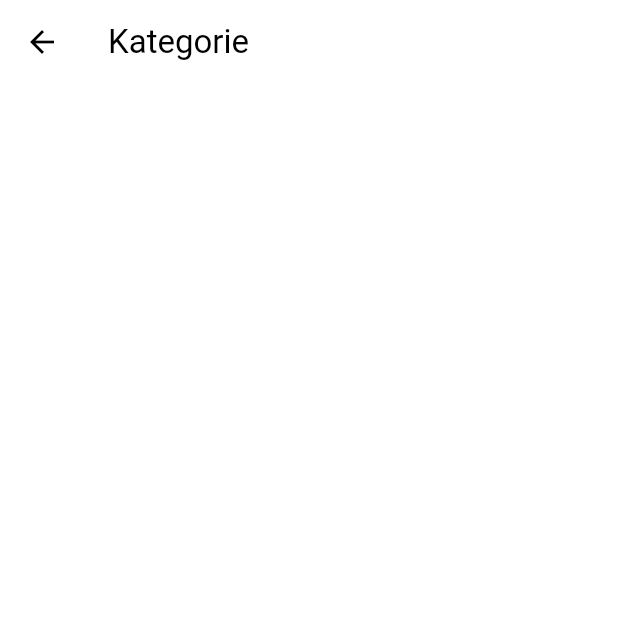
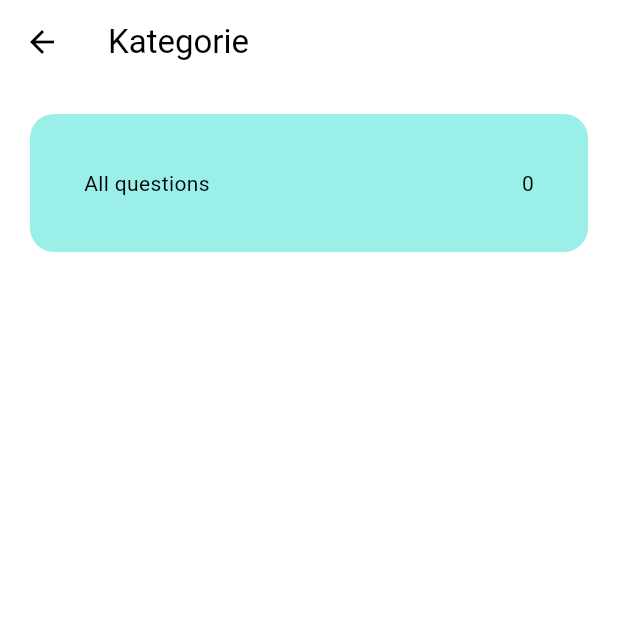
Before and after one commit to TomixUG/drivingschool, a Flutter app: the LearnQuestionsView screen opened by its route, on a phone screen of 412 x 824 dp, the top half of it. Run offline on Flutter 3.47's test engine with Material 2 defaults, Android fonts, the phone set to English and light mode, and no system bars; drawn by our look-alikes of dynamic_color; our stand-ins replace get, percent_indicator, sqflite, sqflite_common_ffi; accounts and stored records are empty; statements that could not run were skipped.

Commit message:
add every category, amount of questions in each category

```diff
--- a/lib/views/allquestions_view/learnquestions/learnquestions_view.dart
+++ b/lib/views/allquestions_view/learnquestions/learnquestions_view.dart
@@ -1,4 +1,5 @@
 import 'package:drivingschool/components/shared/custom_card.dart';
+import 'package:drivingschool/models/cat.dart';
 import 'package:drivingschool/views/allquestions_view/learnquestions/learnquestions_view_controller.dart';
 import 'package:flutter/material.dart';
 import 'package:get/get.dart';
@@ -14,11 +15,34 @@ class LearnQuestionsView extends StatelessWidget {
       appBar: AppBar(
         title: const Text("Kategorie"),
       ),
-      body: ListView.builder(
+      body: CustomScrollView(
+        slivers: [
+          SliverPadding(
+            padding: const EdgeInsets.all(20.0),
+            sliver: SliverList(
+              delegate: SliverChildListDelegate.fixed(
+                <Widget>[
+                  CustomCard(
+                    onTap: () {},
+                    child: Container(
+                      margin: const EdgeInsets.only(left: 16.0, right: 16.0, top: 16.0, bottom: 16.0),
+                      child: Row(
+                        children: [
+                          const Text("All questions"),
+                          const Spacer(),
+                          Text("${controller.getTotalCategories()}"),
+                        ],
+                      ),
+                    ),
+                  ),
+                  const SizedBox(height: 40),
+                  ListView.builder(
+                    physics: const NeverScrollableScrollPhysics(),
+                    shrinkWrap: true,
                     itemCount: controller.categories.length,
                     itemBuilder: (context, index) {
                       return Padding(
-            padding: const EdgeInsets.only(bottom: 8, top: 8, right: 20, left: 20),
+                        padding: const EdgeInsets.only(bottom: 8, top: 8),
                         child: CustomCard(
                           onTap: () {},
                           child: Container(
@@ -35,6 +59,12 @@ class LearnQuestionsView extends StatelessWidget {
                       );
                     },
                   ),
+                ],
+              ),
+            ),
+          ),
+        ],
+      ),
     );
   }
 }
--- a/lib/views/allquestions_view/learnquestions/learnquestions_view_controller.dart
+++ b/lib/views/allquestions_view/learnquestions/learnquestions_view_controller.dart
@@ -16,4 +16,8 @@ class LearnQuestionsViewController extends GetxController {
   void loadCategories() async {
     categories = await Get.find<DbController>().getCategories();
   }
+
+  int getTotalCategories() {
+    return categories.fold(0, (int sum, Cat item) => sum + item.count);
+  }
 }
```
Lines whose indentation alone changed are shown as unchanged.
